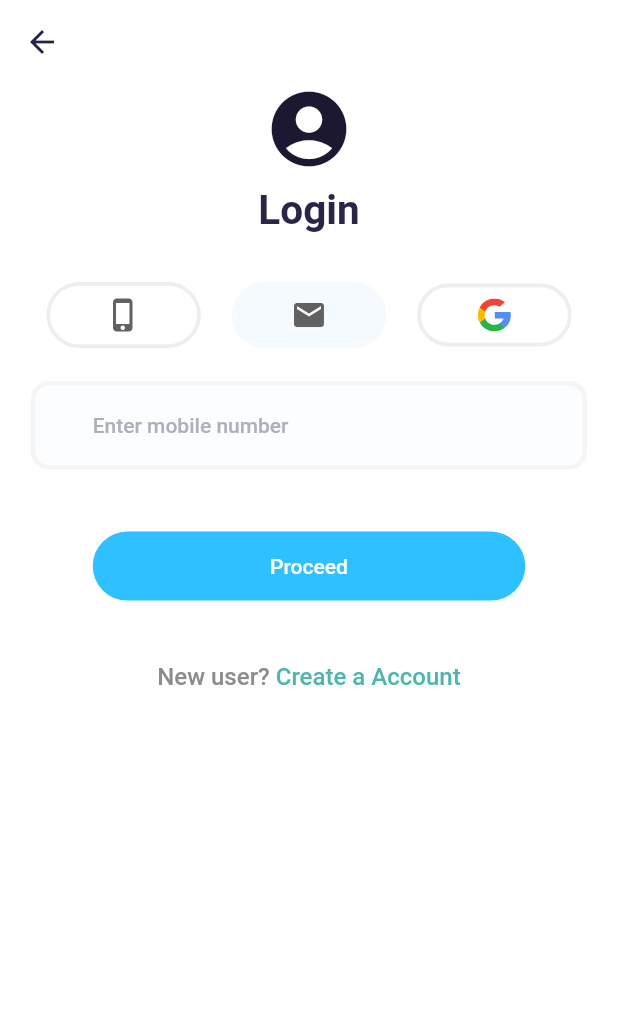
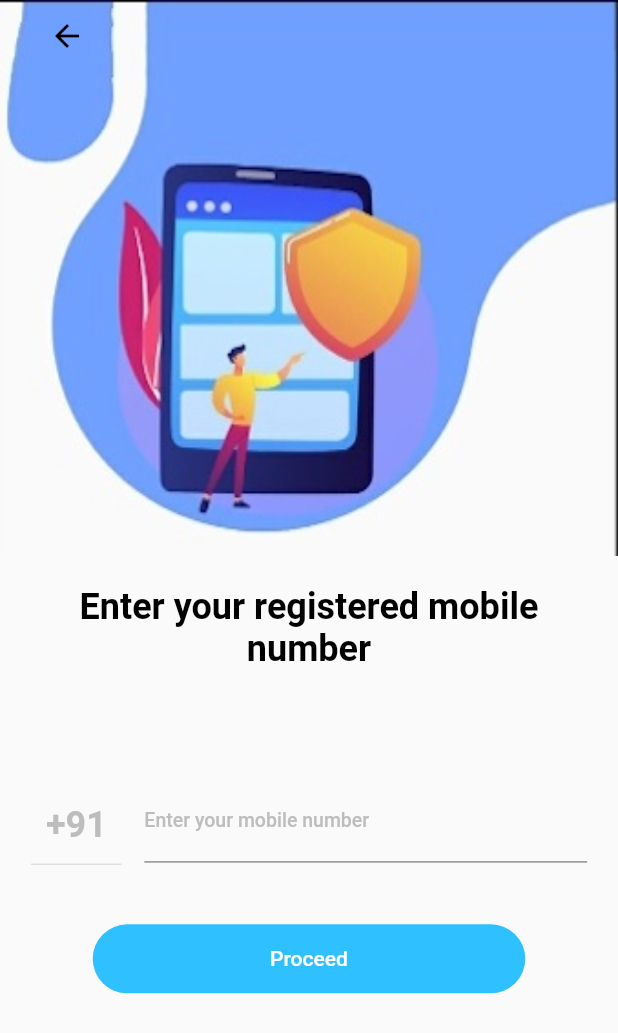
Before and after one commit to Gowtham-mg/stack-finance-clone, a Flutter app: the screen it shows after launch, on a phone screen of 412 x 824 dp. Shown: the top 1033 px of the screen. Run offline on Flutter 3.47's test engine with Material 2 defaults, Android fonts, the light colour scheme and no system bars; our stand-ins replace flutter_svg.

Commit message:
added forgot password screen

```diff
--- a/lib/main.dart
+++ b/lib/main.dart
@@ -1,4 +1,5 @@
 import 'package:flutter/material.dart';
+import 'package:stack_finance/screens/forgot_password.dart';
 import 'package:stack_finance/screens/login_screen.dart';
 
 void main() {
@@ -14,7 +15,7 @@ class MyApp extends StatelessWidget {
         primarySwatch: Colors.blue,
       ),
       debugShowCheckedModeBanner: false,
-      home: LoginScreen(),
+      home: ForgotPassword(),
     );
   }
 }
--- /dev/null
+++ b/lib/screens/forgot_password.dart
@@ -0,0 +1,107 @@
+import 'package:flutter/material.dart';
+import 'package:stack_finance/widgets/login_button.dart';
+
+class ForgotPassword extends StatelessWidget {
+  final InputBorder mobileNumberBorder = UnderlineInputBorder(
+    borderSide: BorderSide(
+      color: Colors.grey,
+      width: 1.25,
+    ),
+  );
+
+  @override
+  Widget build(BuildContext context) {
+    double _width = MediaQuery.of(context).size.width;
+    double _height = MediaQuery.of(context).size.height;
+    return Scaffold(
+      body: Column(
+        children: [
+          Stack(
+            children: [
+              Image.asset(
+                "assets/images/forgot_password_bg.jpg",
+                height: _height * 0.45,
+                width: _width,
+                fit: BoxFit.fill,
+              ),
+              Positioned(
+                top: MediaQuery.of(context).viewPadding.top,
+                left: _width * 0.05,
+                child: BackButton(color: Colors.black),
+              )
+            ],
+          ),
+          Padding(
+            padding: EdgeInsets.only(
+              left: _width * 0.1,
+              right: _width * 0.1,
+              top: 20,
+            ),
+            child: Text(
+              "Enter your registered mobile number",
+              style: TextStyle(
+                color: Colors.black,
+                fontSize: 24,
+                fontWeight: FontWeight.w600,
+              ),
+              textAlign: TextAlign.center,
+            ),
+          ),
+          Spacer(flex: 1),
+          Padding(
+            padding: EdgeInsets.symmetric(horizontal: _width * 0.05),
+            child: Row(
+              children: [
+                Container(
+                  decoration: BoxDecoration(
+                    border: Border(
+                      bottom: BorderSide(color: Colors.grey.shade300, width: 1),
+                    ),
+                  ),
+                  padding: EdgeInsets.only(bottom: 12, left: 10, right: 10),
+                  margin: EdgeInsets.only(right: 15),
+                  child: Text(
+                    "+91",
+                    style: TextStyle(
+                      color: Colors.grey.shade400,
+                      fontSize: 24,
+                      fontWeight: FontWeight.w600,
+                    ),
+                  ),
+                ),
+                Expanded(
+                  child: Padding(
+                    padding: const EdgeInsets.only(bottom: 10),
+                    child: TextField(
+                      decoration: InputDecoration(
+                        border: mobileNumberBorder,
+                        enabledBorder: mobileNumberBorder,
+                        focusedBorder: mobileNumberBorder,
+                        hintText: "Enter your mobile number",
+                        hintStyle: TextStyle(
+                          color: Colors.grey.shade400,
+                          fontSize: 13,
+                          fontWeight: FontWeight.w500,
+                        ),
+                        contentPadding: EdgeInsets.only(bottom: 10),
+                      ),
+                    ),
+                  ),
+                )
+              ],
+            ),
+          ),
+          Padding(
+            padding: const EdgeInsets.only(top: 30.0),
+            child: LoginButton(
+              width: _width,
+              text: "Proceed",
+              onPressed: () {},
+            ),
+          ),
+          Spacer(flex: 2),
+        ],
+      ),
+    );
+  }
+}
--- a/lib/screens/login_screen.dart
+++ b/lib/screens/login_screen.dart
@@ -1,5 +1,6 @@
 import 'package:flutter/material.dart';
 import 'package:flutter_svg/flutter_svg.dart';
+import 'package:stack_finance/widgets/login_button.dart';
 
 enum LoginMode { Mobile, Email, Google }
 
@@ -31,6 +32,11 @@ class LoginScreen extends StatefulWidget {
 }
 
 class _LoginScreenState extends State<LoginScreen> {
+  final InputBorder emailBorder = OutlineInputBorder(
+    borderRadius: BorderRadius.all(Radius.circular(12)),
+    borderSide: BorderSide(color: Colors.grey.shade100, width: 3),
+  );
+
   LoginMode loginMode = LoginMode.Email;
   @override
   Widget build(BuildContext context) {
@@ -101,18 +107,9 @@ class _LoginScreenState extends State<LoginScreen> {
                   fontSize: 14,
                   fontWeight: FontWeight.w500,
                 ),
-                border: OutlineInputBorder(
-                  borderRadius: BorderRadius.all(Radius.circular(12)),
-                  borderSide: BorderSide(color: Colors.grey.shade100, width: 3),
-                ),
-                enabledBorder: OutlineInputBorder(
-                  borderRadius: BorderRadius.all(Radius.circular(12)),
-                  borderSide: BorderSide(color: Colors.grey.shade100, width: 3),
-                ),
-                focusedBorder: OutlineInputBorder(
-                  borderRadius: BorderRadius.all(Radius.circular(12)),
-                  borderSide: BorderSide(color: Colors.grey.shade100, width: 3),
-                ),
+                border: emailBorder,
+                enabledBorder: emailBorder,
+                focusedBorder: emailBorder,
                 contentPadding: EdgeInsets.only(
                   left: _width * 0.1,
                   top: 20,
@@ -122,17 +119,7 @@ class _LoginScreenState extends State<LoginScreen> {
             ),
           ),
           Spacer(flex: 1),
-          // ignore: deprecated_member_use
-          FlatButton(
-            child: Text("Proceed", style: TextStyle(color: Colors.white)),
-            minWidth: _width * 0.7,
-            padding: EdgeInsets.symmetric(vertical: 15),
-            shape: RoundedRectangleBorder(
-              borderRadius: BorderRadius.all(Radius.circular(25)),
-            ),
-            color: Color(0xFF2fc0ff),
-            onPressed: () {},
-          ),
+          LoginButton(width: _width, text: "Proceed", onPressed: () {}),
           Spacer(flex: 1),
           Row(
             mainAxisAlignment: MainAxisAlignment.center,
@@ -187,7 +174,8 @@ class LoginModeButton extends StatelessWidget {
               ? Color(0xFFf5fafe)
               : Colors.grey.shade200,
           width: 2.5,
-          )),
+        ),
+      ),
       color: loginMode == currentLoginMode ? Color(0xFFf5fafe) : Colors.white,
       padding: EdgeInsets.symmetric(vertical: 10),
       child: loginMode.icon,
--- /dev/null
+++ b/lib/widgets/login_button.dart
@@ -0,0 +1,29 @@
+import 'package:flutter/material.dart';
+
+class LoginButton extends StatelessWidget {
+  const LoginButton({
+    Key key,
+    @required this.width,
+    @required this.text,
+    @required this.onPressed,
+  }) : super(key: key);
+
+  final double width;
+  final String text;
+  final Function onPressed;
+
+  @override
+  Widget build(BuildContext context) {
+    // ignore: deprecated_member_use
+    return FlatButton(
+      child: Text(text, style: TextStyle(color: Colors.white)),
+      minWidth: width * 0.7,
+      padding: EdgeInsets.symmetric(vertical: 15),
+      shape: RoundedRectangleBorder(
+        borderRadius: BorderRadius.all(Radius.circular(25)),
+      ),
+      color: Color(0xFF2fc0ff),
+      onPressed: onPressed,
+    );
+  }
+}
--- a/pubspec.yaml
+++ b/pubspec.yaml
@@ -47,6 +47,7 @@ flutter:
   # To add assets to your application, add an assets section, like this:
   assets:
     - assets/icons/
+    - assets/images/
   #   - images/a_dot_ham.jpeg
 
   # An image asset can refer to one or more resolution-specific "variants", see
```
Also changed, not shown: assets/images/forgot_password_bg.jpg (added). Lines whose indentation alone changed are shown as unchanged.
